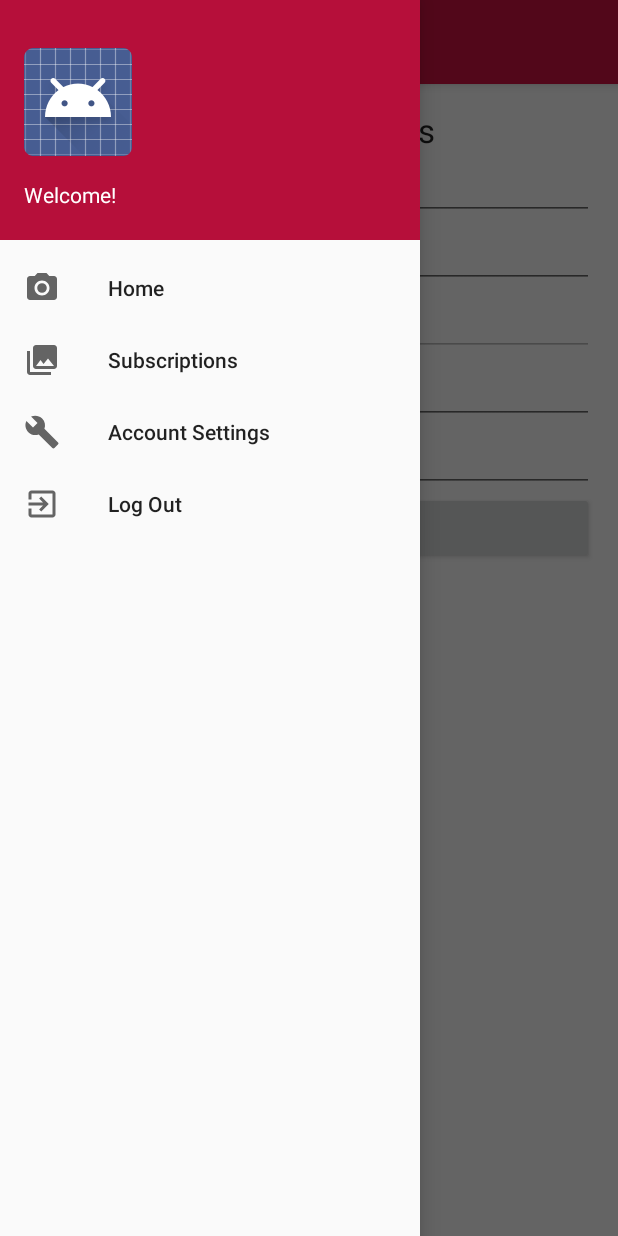
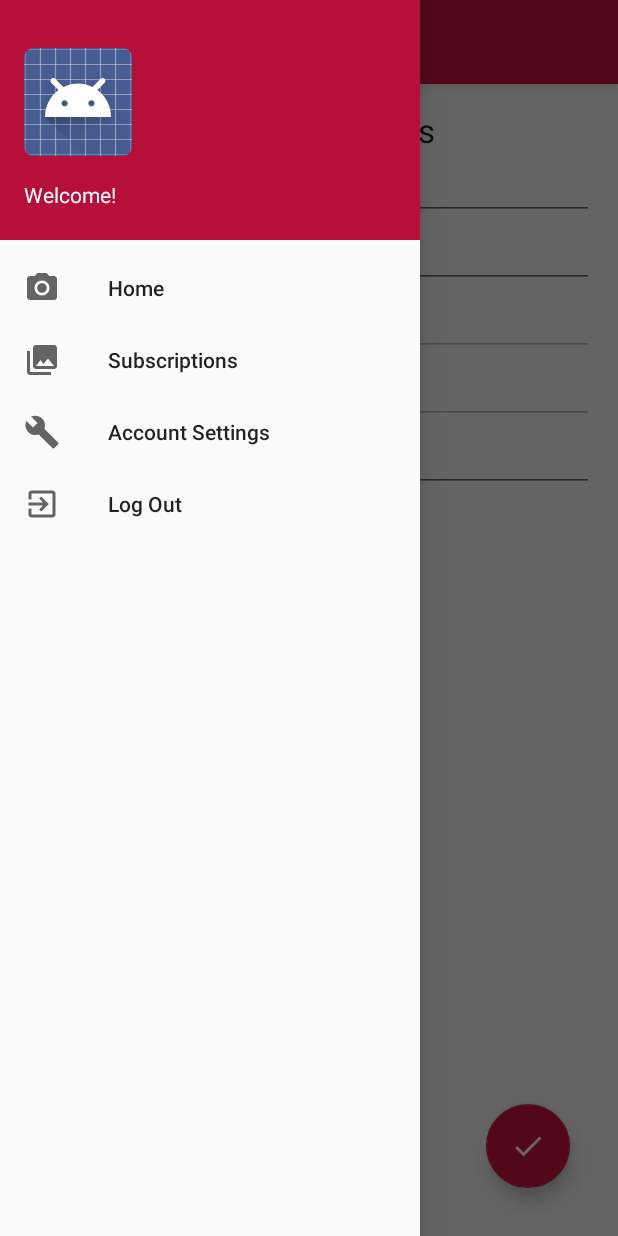
Before and after one commit to joseph287/MSUNOW, an Android app: the fragment AccountSettings placed in its activity, with the side drawer open, on a phone screen of 412 x 824 dp. Run offline under Robolectric (Android 15) with nearby library versions, the phone set to English and light mode, and no system bars; our stand-ins replace Firebase (no records; nobody signed in at launch, a user with empty details on screens opened directly); 3 statements that could not run were skipped.

Commit message:
Changes to disable password change.
password change in firebase is risky.It can be updated in the database but not in FirebaseAuthentication.Made required changes for the same.

Changed "Update Changes" button from Account Setting Page to "Floating Button".

```diff
--- a/app/src/main/java/com/example/rasen/msunow/AccountSettings.java
+++ b/app/src/main/java/com/example/rasen/msunow/AccountSettings.java
@@ -2,8 +2,10 @@ package com.example.rasen.msunow;
 
 import android.app.DatePickerDialog;
 import android.content.Context;
+import android.content.Intent;
 import android.net.Uri;
 import android.os.Bundle;
+import android.support.design.widget.FloatingActionButton;
 import android.support.v4.app.Fragment;
 import android.text.TextUtils;
 import android.view.LayoutInflater;
@@ -64,7 +66,8 @@ public class AccountSettings extends Fragment {
     private EditText acstEmail;
     private EditText acstPassword;
     private EditText acstDoB;
-    private Button acstUpdateChanges;
+    //private Button acstUpdateChanges;
+    private FloatingActionButton acstUpdateChanges;
 
     Map<String, String> activeUser;
 
@@ -135,7 +138,7 @@ public class AccountSettings extends Fragment {
                         myCalendar.get(Calendar.DAY_OF_MONTH)).show();
             }
         });
-        acstUpdateChanges = (Button) root.findViewById(R.id.acst_btn_update_changes);
+        acstUpdateChanges = (FloatingActionButton) root.findViewById(R.id.acst_btn_update_changes);
         acstUpdateChanges.setOnClickListener(new UpdateChangesLsnr());
 
 
@@ -219,17 +222,15 @@ public class AccountSettings extends Fragment {
             // get the user entered data in variable
             final String firstName = acstFirstName.getText().toString().trim();
             final String lastName = acstLastName.getText().toString().trim();
-            final String password = acstPassword.getText().toString().trim();
             final String dob = acstDoB.getText().toString().trim();
 
             clearErrors();
             //validating the entered data
-            if (verifyData(firstName, lastName, password, dob)) {
+            if (verifyData(firstName, lastName, dob)) {
                 userRef = myRef.child(updateUserId);
                 Map<String, Object> userMap = new HashMap<String, Object>();
                 userMap.put("firstName", firstName);
                 userMap.put("lastName", lastName);
-                userMap.put("password", password);
                 userMap.put("dob", dob);
                 userRef.updateChildren(userMap);
             }
@@ -262,7 +263,7 @@ public class AccountSettings extends Fragment {
         acstDoB.setError(null);
     }
 
-    private boolean verifyData(String firstName, String lastName, String password, String dob) {
+    private boolean verifyData(String firstName, String lastName,String dob) {
         Boolean isValid = true;
 
         // FirstName validation
@@ -285,15 +286,6 @@ public class AccountSettings extends Fragment {
             acstDoB.setError("Please select valid date of birth");
             isValid = false;
         }
-
-        // Password validation, minimum 6 characters required
-        String passwordPattern = "(?=.*[A-Za-z])(?=.*?[0-9])(?=.*?[#?!@$%^&*-]).{6,}$";
-        if (TextUtils.isEmpty(password) || !(password.matches(passwordPattern))) {
-            acstPassword.setError("Password should include alpha,no. & special characters with min length 6");
-            isValid = false;
-
-        }
-
         return isValid;
     }
 }
--- /dev/null
+++ b/app/src/main/res/drawable/ic_vector_done.xml
@@ -0,0 +1,9 @@
+<vector xmlns:android="http://schemas.android.com/apk/res/android"
+        android:width="24dp"
+        android:height="24dp"
+        android:viewportWidth="24.0"
+        android:viewportHeight="24.0">
+    <path
+        android:fillColor="#FFFFFFFF"
+        android:pathData="M9,16.2L4.8,12l-1.4,1.4L9,19 21,7l-1.4,-1.4L9,16.2z"/>
+</vector>
--- a/app/src/main/res/layout/fragment_account_settings.xml
+++ b/app/src/main/res/layout/fragment_account_settings.xml
@@ -56,8 +56,9 @@
             android:layout_height="wrap_content"
             android:ems="10"
             android:hint="@string/prompt_create_password"
+            android:enabled="false"
             android:imeOptions="actionNext"
-            android:inputType="textPassword" />
+            android:inputType="text" />
 
         <EditText
             android:id="@+id/acst_DOB"
@@ -66,12 +67,20 @@
             android:ems="10"
             android:hint="@string/prompt_dob" />
 
-        <Button
+        <!--<Button
             android:id="@+id/acst_btn_update_changes"
             android:layout_width="match_parent"
             android:layout_height="wrap_content"
             android:text="@string/update_changes"
-            android:onClick="onUpdateChangesClick"/>
+            android:onClick="onUpdateChangesClick"/>-->
     </LinearLayout>
 
+    <android.support.design.widget.FloatingActionButton
+        android:id="@+id/acst_btn_update_changes"
+        android:layout_width="wrap_content"
+        android:layout_height="wrap_content"
+        android:layout_gravity="bottom|end"
+        android:layout_margin="@dimen/fab_margin"
+        android:src="@drawable/ic_vector_done" />
+
 </FrameLayout>
```
